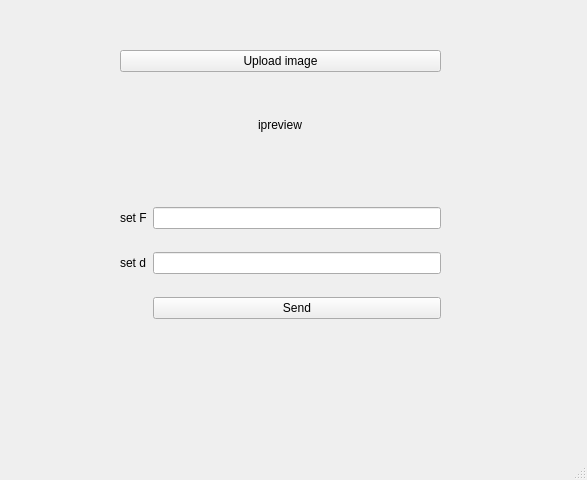
This is mainwindow.ui in AlbezJelt/DCT2 as Qt 5 draws it before an edit. The edited form follows.
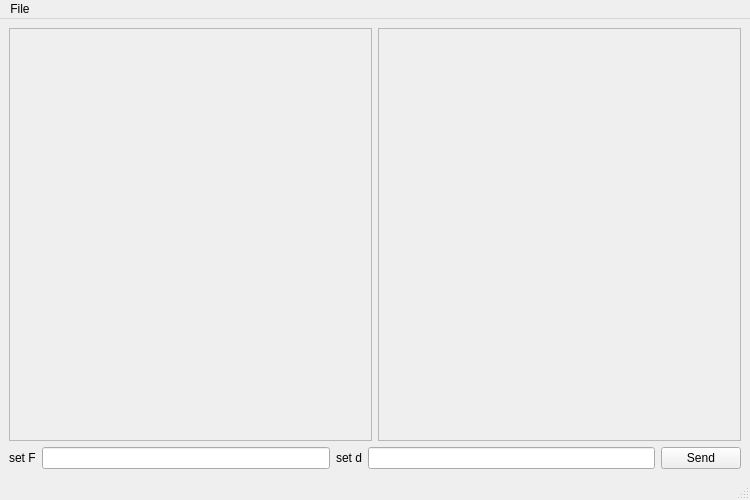
This is the edited form.

```diff
--- a/mainwindow.ui
+++ b/mainwindow.ui
@@ -6,71 +6,104 @@
    <rect>
     <x>0</x>
     <y>0</y>
-    <width>587</width>
-    <height>480</height>
+    <width>750</width>
+    <height>500</height>
    </rect>
   </property>
   <property name="windowTitle">
    <string>MainWindow</string>
   </property>
   <widget class="QWidget" name="centralwidget">
-   <widget class="QWidget" name="verticalLayoutWidget">
+   <layout class="QVBoxLayout" name="verticalLayout_2">
+    <item>
+     <layout class="QVBoxLayout" name="verticalLayout">
+      <item>
+       <layout class="QHBoxLayout" name="horizontalLayout">
+        <item>
+         <widget class="QScrollArea" name="scrollArea">
+          <property name="widgetResizable">
+           <bool>true</bool>
+          </property>
+          <widget class="QWidget" name="scrollAreaWidgetContents">
     <property name="geometry">
      <rect>
-      <x>120</x>
-      <y>50</y>
-      <width>321</width>
-      <height>121</height>
-     </rect>
-    </property>
-    <layout class="QVBoxLayout" name="mainLayout">
-     <item>
-      <widget class="QPushButton" name="pushButton">
-       <property name="text">
-        <string>Upload image</string>
-       </property>
-      </widget>
-     </item>
-     <item alignment="Qt::AlignHCenter">
+             <x>0</x>
+             <y>0</y>
+             <width>359</width>
+             <height>404</height>
+            </rect>
+           </property>
       <widget class="QLabel" name="img">
+            <property name="geometry">
+             <rect>
+              <x>150</x>
+              <y>120</y>
+              <width>40</width>
+              <height>90</height>
+             </rect>
+            </property>
        <property name="text">
-        <string>ipreview</string>
-       </property>
+             <string/>
+            </property>
+           </widget>
+          </widget>
+         </widget>
+        </item>
+        <item>
+         <widget class="QScrollArea" name="scrollArea_2">
+          <property name="widgetResizable">
+           <bool>true</bool>
+          </property>
+          <widget class="QWidget" name="scrollAreaWidgetContents_2">
+           <property name="geometry">
+            <rect>
+             <x>0</x>
+             <y>0</y>
+             <width>359</width>
+             <height>404</height>
+            </rect>
+           </property>
+           <widget class="QLabel" name="img_2">
+            <property name="geometry">
+             <rect>
+              <x>150</x>
+              <y>140</y>
+              <width>40</width>
+              <height>90</height>
+             </rect>
+            </property>
+            <property name="text">
+             <string/>
+            </property>
+           </widget>
+          </widget>
       </widget>
      </item>
     </layout>
-   </widget>
-   <widget class="QWidget" name="gridLayoutWidget">
-    <property name="geometry">
-     <rect>
-      <x>120</x>
-      <y>190</y>
-      <width>321</width>
-      <height>148</height>
-     </rect>
-    </property>
-    <layout class="QGridLayout" name="gridLayout">
-     <item row="2" column="1">
-      <widget class="QLineEdit" name="writeD"/>
-     </item>
-     <item row="0" column="0">
+      </item>
+      <item>
+       <layout class="QHBoxLayout" name="horizontalLayout_2">
+        <item>
       <widget class="QLabel" name="setF">
        <property name="text">
         <string>set F</string>
        </property>
       </widget>
      </item>
-     <item row="2" column="0">
+        <item>
+         <widget class="QLineEdit" name="writeF"/>
+        </item>
+        <item>
       <widget class="QLabel" name="setD">
        <property name="text">
         <string>set d</string>
        </property>
       </widget>
      </item>
-     <item row="0" column="1">
-      <widget class="QLineEdit" name="writeF"/>
-     </item>
-     <item row="3" column="1">
+        <item>
+         <widget class="QLineEdit" name="writeD"/>
+        </item>
+        <item>
       <widget class="QPushButton" name="parameters">
        <property name="text">
         <string>Send</string>
@@ -78,17 +111,30 @@
       </widget>
      </item>
     </layout>
-   </widget>
+      </item>
+     </layout>
+    </item>
+   </layout>
   </widget>
   <widget class="QMenuBar" name="menubar">
    <property name="geometry">
     <rect>
      <x>0</x>
      <y>0</y>
-     <width>587</width>
+     <width>750</width>
      <height>21</height>
     </rect>
    </property>
+   <widget class="QMenu" name="menuFile">
+    <property name="title">
+     <string>File</string>
+    </property>
+    <addaction name="actionOpen"/>
+    <addaction name="actionSave"/>
+    <addaction name="separator"/>
+    <addaction name="actionClose"/>
+   </widget>
+   <addaction name="menuFile"/>
   </widget>
   <widget class="QStatusBar" name="statusbar"/>
  </widget>
```
Left out of the diff: 21 changed lines with no effect on the pictures. Lines whose indentation alone changed are shown as unchanged.
